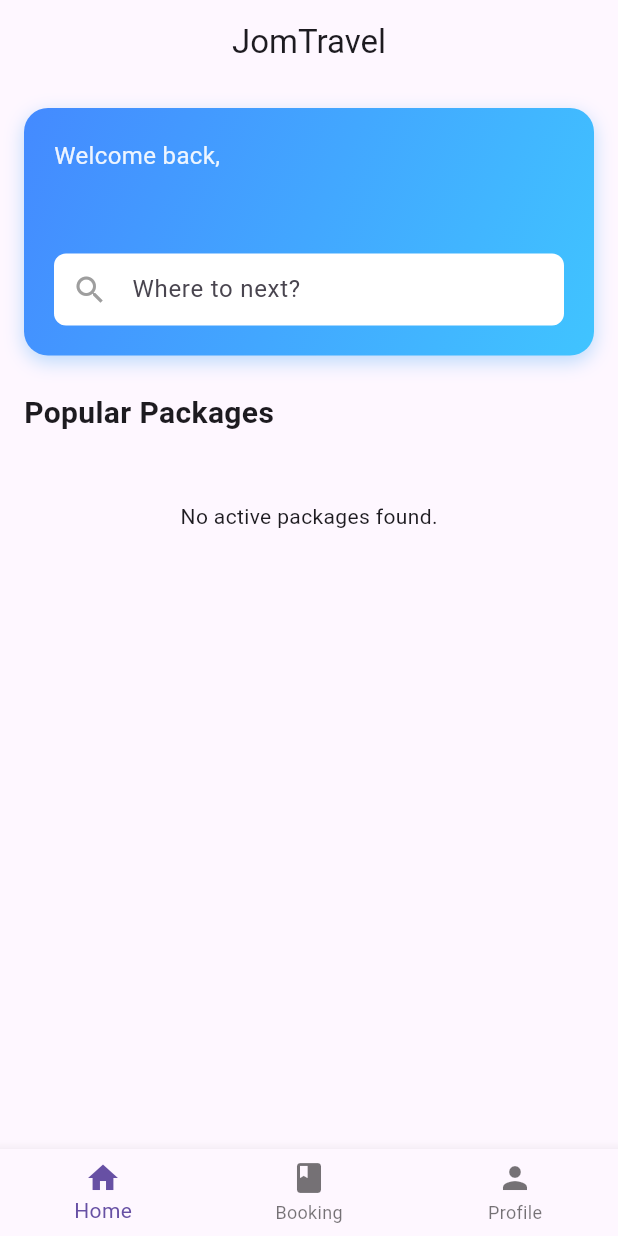
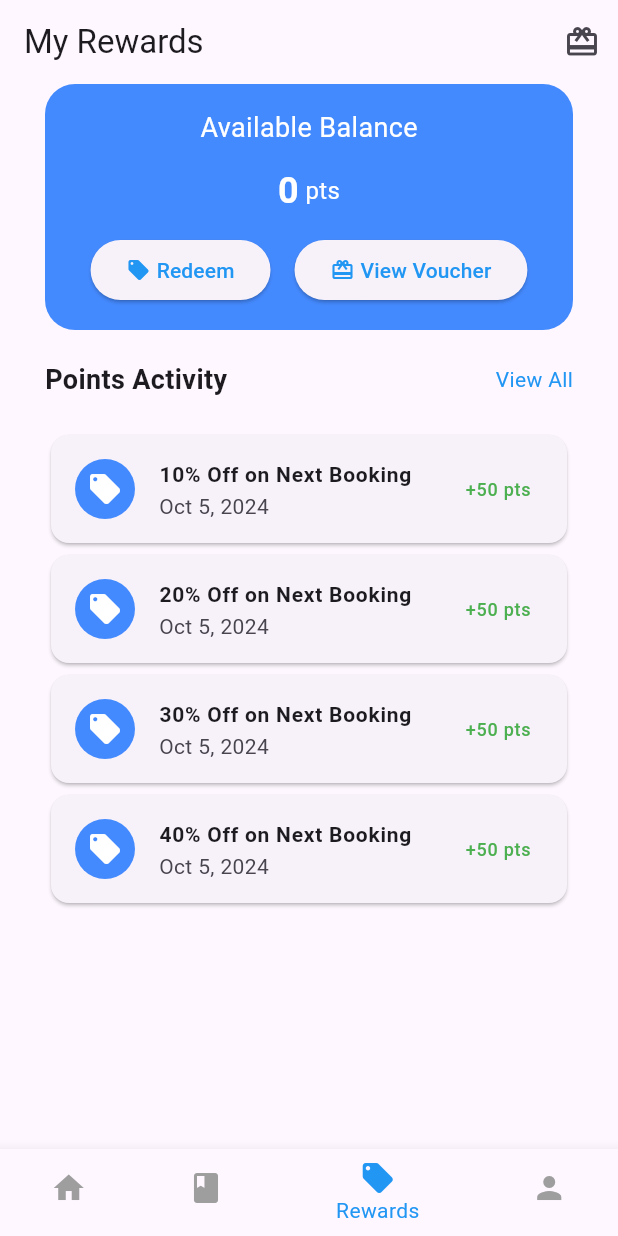
Before and after one commit to aliffirfan4523/muc_jomtravel, a Flutter app: the screen it shows once a user with an empty profile is signed in, on a phone screen of 412 x 824 dp. Run offline on Flutter 3.47's test engine with Material 3 defaults, Android fonts, the phone set to English and light mode, and no system bars; our stand-ins replace cloud_firestore, firebase_auth, firebase_core, google_sign_in, shared_preferences; accounts and stored records are empty.

Commit message:
feat: Add voucher management features including voucher model, redeem functionality, and user points display

```diff
--- a/lib/auth_gate.dart
+++ b/lib/auth_gate.dart
@@ -25,6 +25,8 @@ class AuthGate extends StatelessWidget {
             ? user.providerData.first.providerId
             : 'unknown',
         'createdAt': FieldValue.serverTimestamp(),
+        'total_points': 0,
+        'lifetime_points': 0,
       });
 
       // 🔑 fetch again AFTER creation
--- a/lib/src/model/app_user.dart
+++ b/lib/src/model/app_user.dart
@@ -4,10 +4,11 @@ class AppUser {
   final String userId;
   final String fullName;
   final String email;
-
   final bool isAdmin;
   final String provider;
   final Timestamp createdAt;
+  final int total_points;
+  final int lifetime_points;
 
   AppUser({
     required this.userId,
@@ -16,6 +17,8 @@ class AppUser {
     required this.isAdmin,
     required this.provider,
     required this.createdAt,
+    required this.total_points,
+    required this.lifetime_points,
   });
 
   factory AppUser.fromMap(Map<String, dynamic> map) {
@@ -26,6 +29,8 @@ class AppUser {
       isAdmin: map['is_admin'] ?? false, // default safety
       provider: map['provider'] ?? 'unknown',
       createdAt: map['createdAt'] ?? FieldValue.serverTimestamp(),
+      total_points: map['total_points'] ?? 0,
+      lifetime_points: map['lifetime_points'] ?? 0,
     );
   }
 
@@ -36,5 +41,7 @@ class AppUser {
     'is_admin': isAdmin,
     'provider': provider,
     'createdAt': createdAt,
+    'total_points': total_points,
+    'lifetime_points': lifetime_points,
   };
 }
--- /dev/null
+++ b/lib/src/model/voucher.dart
@@ -0,0 +1,51 @@
+class Voucher {
+  final String voucherId;
+  final String code;
+  final double discountAmount;
+  final String type;
+  final double minimumSpend;
+  final String title;
+  final String description;
+  final String expiryDate;
+  final int pointsRequired;
+
+  Voucher({
+    required this.title,
+    required this.description,
+    required this.expiryDate,
+    required this.pointsRequired,
+    required this.voucherId,
+    required this.code,
+    required this.discountAmount,
+    required this.type,
+    required this.minimumSpend,
+  });
+
+  factory Voucher.fromMap(Map<String, dynamic> map) {
+    return Voucher(
+      voucherId: map['voucher_id'],
+      code: map['code'],
+      discountAmount: map['discount_amount'].toDouble(),
+      type: map['type'],
+      minimumSpend: map['minimum_spend'].toDouble(),
+      title: map['title'],
+      description: map['description'],
+      expiryDate: map['expiry_date'],
+      pointsRequired: map['points_required'],
+    );
+  }
+
+  Map<String, dynamic> toMap() => {
+    'voucher_id': voucherId,
+    'code': code,
+    'discount_amount': discountAmount,
+    'type': type,
+    'minimum_spend': minimumSpend,
+    'title': title,
+    'description': description,
+    'expiry_date': expiryDate,
+    'points_required': pointsRequired,
+  };
+}
+
+enum VoucherType { All, Package, Voucher }
--- a/lib/src/screen/homepage/user_dashboard.dart
+++ b/lib/src/screen/homepage/user_dashboard.dart
@@ -21,6 +21,7 @@ class _UserDashboardScreenState extends State<UserDashboardScreen> {
   void initState() {
     super.initState();
     _packagesFuture = _userService.getPackages();
+    print("CurrentUser: ${_currentUser?.displayName ?? 'No user found'}");
   }
 
   void _onSearchChanged(String query) {
--- a/lib/src/screen/homepage/user_navigation_view.dart
+++ b/lib/src/screen/homepage/user_navigation_view.dart
@@ -1,38 +1,57 @@
 import 'package:flutter/material.dart';
 import 'package:muc_jomtravel/src/screen/booking/booking_history.dart';
 import 'package:muc_jomtravel/src/screen/homepage/user_profile.dart';
+import 'package:muc_jomtravel/src/screen/voucher_points/view_voucher_points.dart';
 
 import 'user_dashboard.dart';
 
 class UserNavigationView extends StatefulWidget {
-  UserNavigationView({super.key, this.selectedIndex = 0});
+  UserNavigationView({super.key, this.selectedIndex = 2});
   int selectedIndex;
   @override
   State<UserNavigationView> createState() => _UserNavigationViewState();
 }
 
 class _UserNavigationViewState extends State<UserNavigationView> {
+  late int _currentIndex;
+  @override
+  void initState() {
+    super.initState();
+    _currentIndex = widget.selectedIndex;
+  }
+
+  // Logic to change index
+  void _changeTab(int index) {
+    setState(() {
+      _currentIndex = index;
+    });
+  }
+
   @override
   Widget build(BuildContext context) {
     return Scaffold(
       body: IndexedStack(
-        index: widget.selectedIndex,
+        index: _currentIndex,
         children: [
           UserDashboardScreen(),
           BookingHistoryScreen(),
+          ViewVoucherPoints(),
           UserProfileScreen(),
         ],
       ),
       bottomNavigationBar: BottomNavigationBar(
-        currentIndex: widget.selectedIndex,
-        onTap: (index) {
-          setState(() {
-            widget.selectedIndex = index;
-          });
-        },
+        currentIndex: _currentIndex,
+        backgroundColor: Colors.white,
+        selectedItemColor: Colors.blue,
+        unselectedItemColor: Colors.grey,
+        onTap: _changeTab,
         items: const [
           BottomNavigationBarItem(icon: Icon(Icons.home), label: 'Home'),
           BottomNavigationBarItem(icon: Icon(Icons.book), label: 'Booking'),
+          BottomNavigationBarItem(
+            icon: Icon(Icons.local_offer),
+            label: 'Rewards',
+          ),
           BottomNavigationBarItem(icon: Icon(Icons.person), label: 'Profile'),
         ],
       ),
--- a/lib/src/screen/homepage/user_profile.dart
+++ b/lib/src/screen/homepage/user_profile.dart
@@ -9,7 +9,6 @@ import 'package:muc_jomtravel/src/service/user_service.dart';
 class UserProfileScreen extends StatelessWidget {
   const UserProfileScreen({super.key});
 
-  @override
   @override
   Widget build(BuildContext context) {
     final user = FirebaseAuth.instance.currentUser;
--- /dev/null
+++ b/lib/src/screen/voucher_points/view_voucher_points.dart
@@ -0,0 +1,226 @@
+import 'package:cloud_firestore/cloud_firestore.dart';
+import 'package:firebase_auth/firebase_auth.dart';
+import 'package:flutter/material.dart';
+import 'package:muc_jomtravel/src/model/app_user.dart';
+import 'package:muc_jomtravel/src/service/user_service.dart';
+
+import '../homepage/user_navigation_view.dart';
+import 'redeem_voucher.dart';
+import 'my_voucher.dart';
+
+class ViewVoucherPoints extends StatefulWidget {
+  ViewVoucherPoints({super.key});
+
+  @override
+  State<ViewVoucherPoints> createState() => _ViewVoucherPointsState();
+}
+
+class _ViewVoucherPointsState extends State<ViewVoucherPoints> {
+  Future<int> getUserPoints() async {
+    try {
+      final user = FirebaseAuth.instance.currentUser;
+      if (user == null) return 0;
+
+      final doc = await FirebaseFirestore.instance
+          .collection('users')
+          .doc(user.uid)
+          .get();
+
+      // The 'exists' check is good, but also ensure the data is there
+      if (doc.exists && doc.data() != null) {
+        return (doc.data()!['total_points'] as num?)?.toInt() ?? 0;
+      }
+      return 0;
+    } catch (e) {
+      debugPrint("Error fetching points: $e");
+      return 0;
+    }
+  }
+
+  @override
+  Widget build(BuildContext context) {
+    final user = FirebaseAuth.instance.currentUser;
+    final userService = UserService();
+    return Scaffold(
+      appBar: AppBar(
+        title: const Text('My Rewards'),
+        automaticallyImplyLeading: false,
+        actions: [
+          IconButton(
+            icon: const Icon(Icons.card_giftcard),
+            onPressed: () {
+              Navigator.push(
+                context,
+                MaterialPageRoute(builder: (context) => MyVoucher()),
+              );
+            },
+          ),
+        ],
+      ),
+      body: user == null
+          ? const Center(child: Text('No user logged in'))
+          : FutureBuilder<int>(
+              future: getUserPoints(),
+              builder: (context, asyncSnapshot) {
+                /// Show loading if data is not ready
+                if (asyncSnapshot.connectionState == ConnectionState.waiting) {
+                  return const Center(child: CircularProgressIndicator());
+                }
+                if (asyncSnapshot.hasError) {
+                  return Center(child: Text('Error: ${asyncSnapshot.error}'));
+                }
+                if (!asyncSnapshot.hasData || asyncSnapshot.data == null) {
+                  return const Center(child: Text('No user data found'));
+                }
+
+                final totalPoints = asyncSnapshot.data!;
+
+                return Center(
+                  child: Padding(
+                    padding: const EdgeInsets.only(left: 30.0, right: 30.0),
+                    child: Column(
+                      spacing: 20,
+                      mainAxisAlignment: MainAxisAlignment.start,
+
+                      children: [
+                        balanceWidget(context, totalPoints),
+                        Row(
+                          children: [
+                            Text(
+                              "Points Activity",
+                              style: TextStyle(
+                                fontSize: 18,
+                                fontWeight: FontWeight.bold,
+                              ),
+                            ),
+                            Spacer(),
+                            Text(
+                              "View All",
+                              style: TextStyle(
+                                fontSize: 14,
+                                color: Colors.blue,
+                              ),
+                            ),
+                          ],
+                        ),
+                        ListView.builder(
+                          shrinkWrap: true,
+                          physics: NeverScrollableScrollPhysics(),
+                          itemCount: 4,
+                          scrollDirection: Axis.vertical,
+                          itemBuilder: (context, index) {
+                            return Card(
+                              child: ListTile(
+                                leading: Container(
+                                  padding: const EdgeInsets.all(8.0),
+                                  decoration: BoxDecoration(
+                                    color: Colors.blueAccent,
+                                    borderRadius: BorderRadius.circular(20),
+                                  ),
+                                  child: Icon(
+                                    Icons.local_offer,
+                                    color: Colors.white,
+                                  ),
+                                ),
+                                title: Text(
+                                  "${index + 1}0% Off on Next Booking",
+                                  style: TextStyle(
+                                    fontSize: 14,
+                                    fontWeight: FontWeight.w600,
+                                  ),
+                                ),
+                                subtitle: Text("Oct 5, 2024"),
+                                trailing: Text(
+                                  "+50 pts",
+                                  style: TextStyle(
+                                    fontSize: 12,
+                                    color: Colors.green,
+                                  ),
+                                ),
+                              ),
+                            );
+                          },
+                        ),
+                      ],
+                    ),
+                  ),
+                );
+              },
+            ),
+    );
+  }
+
+  Container balanceWidget(BuildContext context, int points) {
+    return Container(
+      padding: const EdgeInsets.all(16.0),
+
+      decoration: BoxDecoration(
+        color: Colors.blueAccent,
+        borderRadius: BorderRadius.circular(20),
+      ),
+      child: Column(
+        spacing: 12,
+        children: [
+          Text(
+            "Available Balance",
+            style: TextStyle(fontSize: 18, color: Colors.white),
+          ),
+          Row(
+            mainAxisAlignment: MainAxisAlignment.center,
+            children: [
+              Text(
+                points.toString(),
+                style: TextStyle(
+                  fontSize: 24,
+                  fontWeight: FontWeight.bold,
+                  color: Colors.white,
+                ),
+              ),
+              Text(" pts", style: TextStyle(fontSize: 16, color: Colors.white)),
+            ],
+          ),
+          Row(
+            mainAxisAlignment: MainAxisAlignment.center,
+            children: [
+              ElevatedButton(
+                onPressed: () {
+                  // Navigate to redeem voucher page
+                  Navigator.push(
+                    context,
+                    MaterialPageRoute(
+                      builder: (context) =>
+                          RedeemVoucherView(userPoints: points),
+                    ),
+                  );
+                },
+                child: Row(
+                  children: [
+                    Icon(Icons.local_offer, size: 16, color: Colors.blue),
+                    SizedBox(width: 4),
+                    Text("Redeem", style: TextStyle(color: Colors.blue)),
+                  ],
+                ),
+              ),
+              SizedBox(width: 16),
+              ElevatedButton(
+                onPressed: () {
+                  Navigator.push(
+                    context,
+                    MaterialPageRoute(builder: (context) => MyVoucher()),
+                  );
+                },
+                child: Row(
+                  children: [
+                    Icon(Icons.card_giftcard, size: 16, color: Colors.blue),
+                    SizedBox(width: 4),
+                    Text("View Voucher", style: TextStyle(color: Colors.blue)),
+                  ],
+                ),
+              ),
+            ],
+          ),
+        ],
+      ),
+    );
+  }
+}
```
Also changed, not shown: lib/src/screen/admin/admin_dashboard.dart (+62 -11 lines), lib/src/screen/voucher_points/my_voucher.dart (added, +51 -0 lines), lib/src/screen/voucher_points/redeem_voucher.dart (added, +186 -0 lines), lib/src/shared/widgets/voucher_card.dart (added, +70 -0 lines), pubspec.lock, 1 other file.
